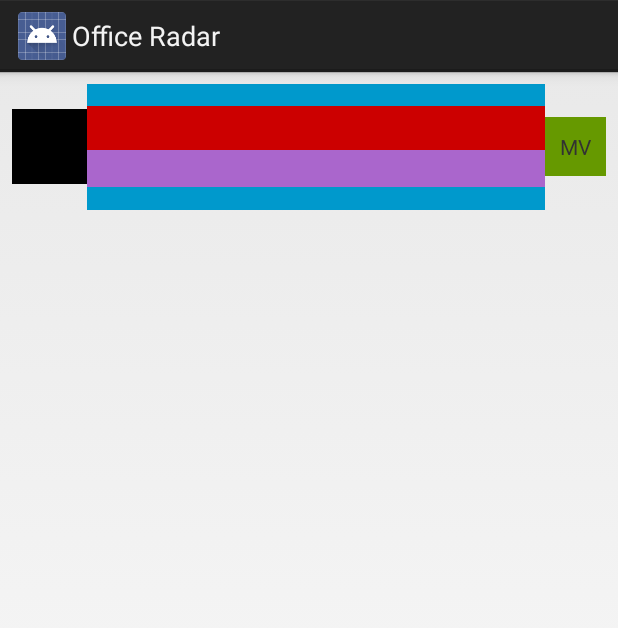
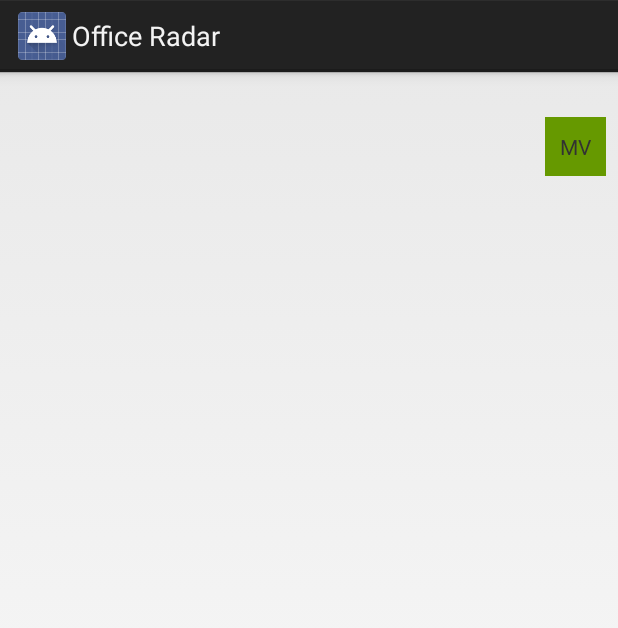
Before and after one commit to tymiles003/office-radar-android, an Android app: the layout view_office.xml on its own in the app's theme, with its tools: preview values and no code run, on a phone screen of 412 x 824 dp. Shown: the top 628 px of the screen. Run offline under Robolectric (Android 15) with nearby library versions, the phone set to English and light mode, and no system bars.

Commit message:
wiring up data

```diff
--- a/app/src/main/res/layout/view_office.xml
+++ b/app/src/main/res/layout/view_office.xml
@@ -12,12 +12,11 @@
         android:layout_height="50dp"
         android:layout_gravity="center_vertical"
         android:paddingRight="5dp"
-        android:background="@android:color/black"
+        android:id="@+id/image"
         />
 
     <LinearLayout
         android:orientation="vertical"
-        android:background="@android:color/holo_blue_dark"
         android:gravity="center_vertical"
         android:layout_weight="1"
         android:layout_width="match_parent"
@@ -25,14 +24,12 @@
 
         <TextView
             android:id="@+id/name"
-            android:background="@android:color/holo_red_dark"
             android:textAppearance="?android:attr/textAppearanceListItem"
             android:layout_width="match_parent"
             android:layout_height="wrap_content" />
 
         <TextView
             android:id="@+id/entry_exit_time"
-            android:background="@android:color/holo_purple"
             android:textAppearance="?android:attr/textAppearanceListItemSmall"
             android:layout_width="match_parent"
             android:layout_height="wrap_content" />
@@ -40,6 +37,7 @@
         </LinearLayout>
 
     <TextView
+        android:id="@+id/last_seen_location"
         android:layout_gravity="center_vertical"
         android:background="@android:color/holo_green_dark"
         android:text="MV"
```
Also changed, not shown: app/src/main/java/demo/lite/couchbase/com/officeradar/GeofenceListAdapter.java (deleted, +0 -40 lines), app/src/main/java/demo/lite/couchbase/com/officeradar/LastSeenUsersListAdapter.java (+12 -2 lines), app/src/main/res/drawable-hdpi/profile_placeholder.png (added).
